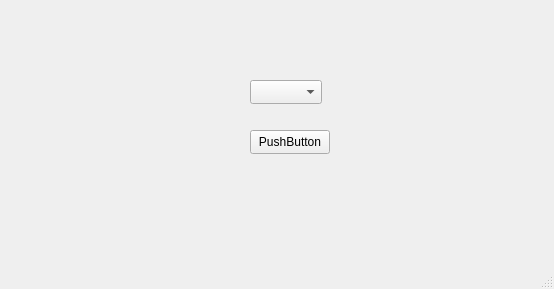
Qt form mainwindow.ui (whiskeyAndrew/BaicalGuiServer) before a commit.
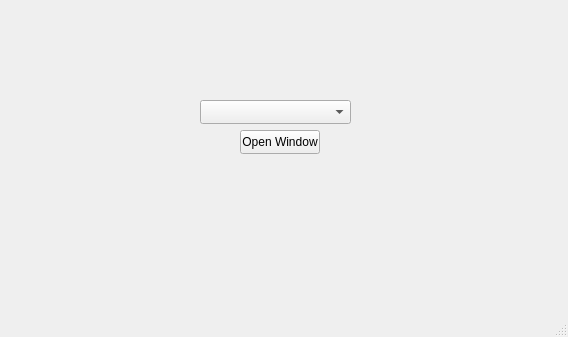
The same form after that commit.

Diff of the .ui file:
```diff
--- a/mainwindow.ui
+++ b/mainwindow.ui
@@ -6,8 +6,8 @@
    <rect>
     <x>0</x>
     <y>0</y>
-    <width>554</width>
-    <height>289</height>
+    <width>568</width>
+    <height>337</height>
    </rect>
   </property>
   <property name="windowTitle">
@@ -17,9 +17,9 @@
    <widget class="QComboBox" name="comboBox">
     <property name="geometry">
      <rect>
-      <x>250</x>
-      <y>80</y>
-      <width>72</width>
+      <x>200</x>
+      <y>100</y>
+      <width>151</width>
       <height>24</height>
      </rect>
     </property>
@@ -27,14 +27,14 @@
    <widget class="QPushButton" name="pushButton">
     <property name="geometry">
      <rect>
-      <x>250</x>
+      <x>240</x>
       <y>130</y>
       <width>80</width>
       <height>24</height>
      </rect>
     </property>
     <property name="text">
-     <string>PushButton</string>
+     <string>Open Window</string>
     </property>
    </widget>
   </widget>
```
Left out of the diff: 2 changed lines with no effect on the pictures.
